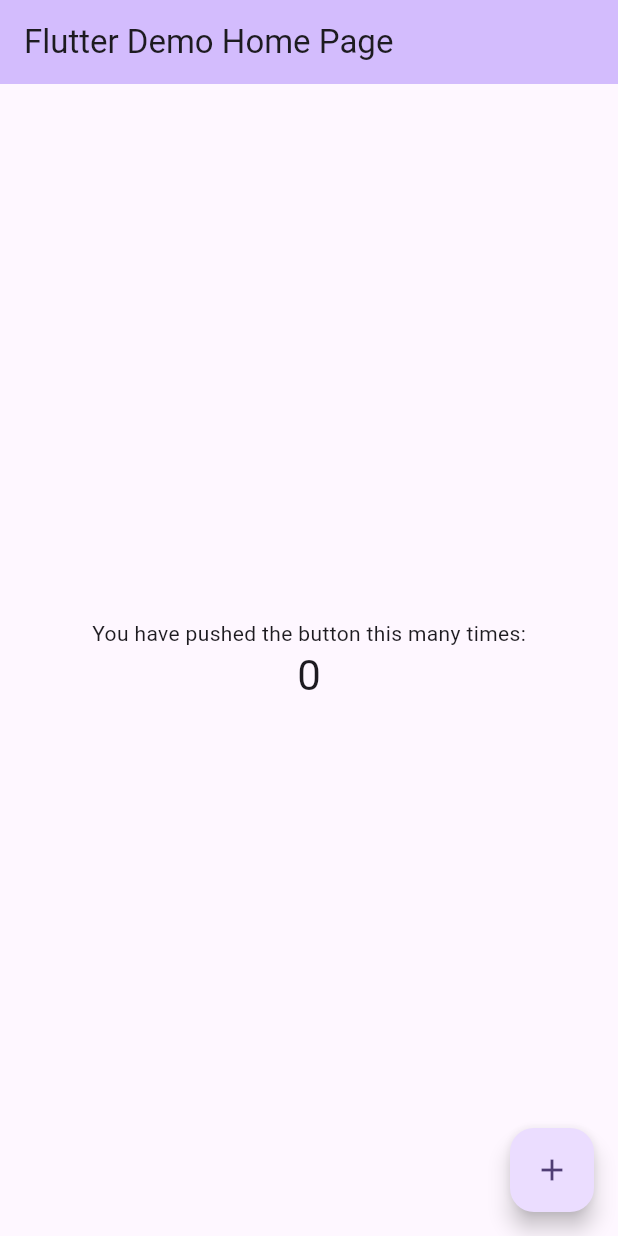
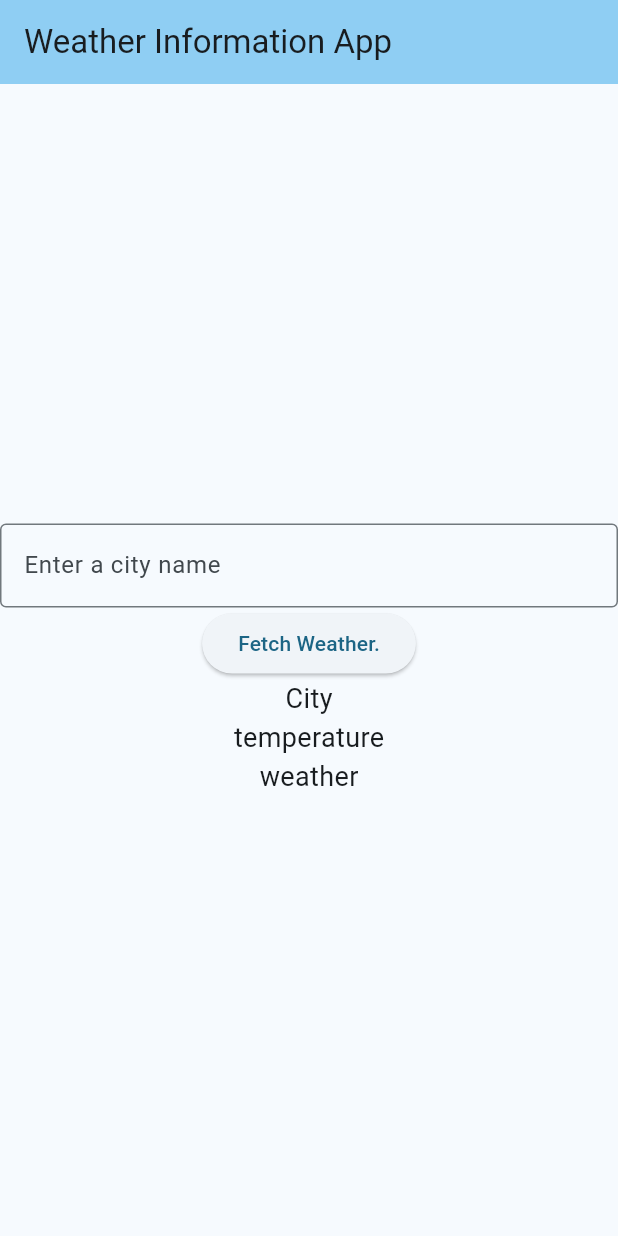
Before and after one commit to llaiza12/weather_info_app, a Flutter app: the screen it shows after launch, on a phone screen of 412 x 824 dp. Run offline on Flutter 3.47's test engine with Material 3 defaults, Android fonts, the light colour scheme and no system bars.

Commit message:
Basic UI with input field and button

```diff
--- a/weather_info_app/lib/main.dart
+++ b/weather_info_app/lib/main.dart
@@ -11,42 +11,20 @@
   @override
   Widget build(BuildContext context) {
     return MaterialApp(
-      title: 'Flutter Demo',
+      title: 'Weather Information App', // window title
       theme: ThemeData(
-        // This is the theme of your application.
-        //
-        // TRY THIS: Try running your application with "flutter run". You'll see
-        // the application has a purple toolbar. Then, without quitting the app,
-        // try changing the seedColor in the colorScheme below to Colors.green
-        // and then invoke "hot reload" (save your changes or press the "hot
-        // reload" button in a Flutter-supported IDE, or press "r" if you used
-        // the command line to start the app).
-        //
-        // Notice that the counter didn't reset back to zero; the application
-        // state is not lost during the reload. To reset the state, use hot
-        // restart instead.
-        //
-        // This works for code too, not just values: Most code changes can be
-        // tested with just a hot reload.
-        colorScheme: ColorScheme.fromSeed(seedColor: Colors.deepPurple),
+        colorScheme: ColorScheme.fromSeed(
+            seedColor: Colors.lightBlueAccent), // toolbar color
         useMaterial3: true,
       ),
-      home: const MyHomePage(title: 'Flutter Demo Home Page'),
+      home: const MyHomePage(
+          title: 'Weather Information App'), // text on bar at top
     );
   }
 }
 
 class MyHomePage extends StatefulWidget {
   const MyHomePage({super.key, required this.title});
-
-  // This widget is the home page of your application. It is stateful, meaning
-  // that it has a State object (defined below) that contains fields that affect
-  // how it looks.
-
-  // This class is the configuration for the state. It holds the values (in this
-  // case the title) provided by the parent (in this case the App widget) and
-  // used by the build method of the State. Fields in a Widget subclass are
-  // always marked "final".
 
   final String title;
 
@@ -55,71 +33,38 @@
 }
 
 class _MyHomePageState extends State<MyHomePage> {
-  int _counter = 0;
-
-  void _incrementCounter() {
-    setState(() {
-      // This call to setState tells the Flutter framework that something has
-      // changed in this State, which causes it to rerun the build method below
-      // so that the display can reflect the updated values. If we changed
-      // _counter without calling setState(), then the build method would not be
-      // called again, and so nothing would appear to happen.
-      _counter++;
-    });
-  }
-
   @override
   Widget build(BuildContext context) {
-    // This method is rerun every time setState is called, for instance as done
-    // by the _incrementCounter method above.
-    //
-    // The Flutter framework has been optimized to make rerunning build methods
-    // fast, so that you can just rebuild anything that needs updating rather
-    // than having to individually change instances of widgets.
     return Scaffold(
       appBar: AppBar(
-        // TRY THIS: Try changing the color here to a specific color (to
-        // Colors.amber, perhaps?) and trigger a hot reload to see the AppBar
-        // change color while the other colors stay the same.
         backgroundColor: Theme.of(context).colorScheme.inversePrimary,
-        // Here we take the value from the MyHomePage object that was created by
-        // the App.build method, and use it to set our appbar title.
         title: Text(widget.title),
       ),
       body: Center(
-        // Center is a layout widget. It takes a single child and positions it
-        // in the middle of the parent.
         child: Column(
-          // Column is also a layout widget. It takes a list of children and
-          // arranges them vertically. By default, it sizes itself to fit its
-          // children horizontally, and tries to be as tall as its parent.
-          //
-          // Column has various properties to control how it sizes itself and
-          // how it positions its children. Here we use mainAxisAlignment to
-          // center the children vertically; the main axis here is the vertical
-          // axis because Columns are vertical (the cross axis would be
-          // horizontal).
-          //
-          // TRY THIS: Invoke "debug painting" (choose the "Toggle Debug Paint"
-          // action in the IDE, or press "p" in the console), to see the
-          // wireframe for each widget.
           mainAxisAlignment: MainAxisAlignment.center,
-          children: <Widget>[
-            const Text(
-              'You have pushed the button this many times:',
+          children: [
+            const TextField(
+              decoration: InputDecoration(
+                border: OutlineInputBorder(),
+                hintText: 'Enter a city name',
+              ),
             ),
-            Text(
-              '$_counter',
-              style: Theme.of(context).textTheme.headlineMedium,
+
+            ElevatedButton(
+              onPressed: () {
+                // button pressed action
+              },
+              child: Text('Fetch Weather.'),
             ),
+
+            // placeholders for weather data
+            Text("City", style: TextStyle(fontSize: 18)),
+            Text("temperature", style: TextStyle(fontSize: 18)),
+            Text("weather", style: TextStyle(fontSize: 18))
           ],
         ),
       ),
-      floatingActionButton: FloatingActionButton(
-        onPressed: _incrementCounter,
-        tooltip: 'Increment',
-        child: const Icon(Icons.add),
-      ), // This trailing comma makes auto-formatting nicer for build methods.
     );
   }
 }
```
